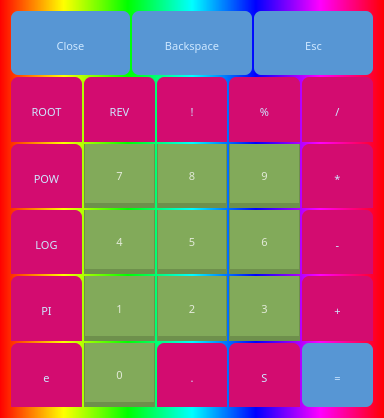
The window that shortcuts.ui (almax07082005/Calculator) describes before a commit, drawn with Qt 5.
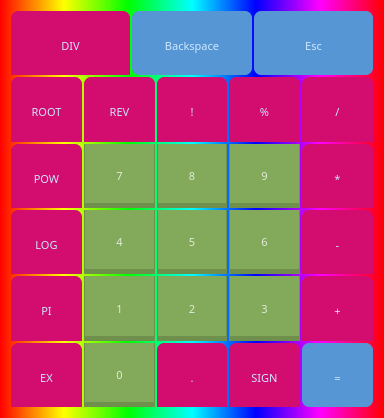
The same window after the commit.

```diff
--- a/shortcuts.ui
+++ b/shortcuts.ui
@@ -76,11 +76,13 @@
          </property>
          <property name="styleSheet">
           <string notr="true">QPushButton {
-	background-color: rgb(87, 150, 212);
+	background-color: rgb(211, 12, 112);
 	border: none;
 	padding-top: 5px;
 	color: rgb(205, 231, 255);
 	border-radius: 7px;
+	border-bottom-left-radius: 0px;
+	border-bottom-right-radius: 0px;
 }
 QPushButton:hover {
 	background-color: rgb(95, 166, 232);
@@ -90,7 +92,7 @@
 }</string>
          </property>
          <property name="text">
-          <string>Close</string>
+          <string>DIV</string>
          </property>
         </widget>
        </item>
@@ -1504,7 +1506,7 @@
 }</string>
          </property>
          <property name="text">
-          <string>e</string>
+          <string>EX</string>
          </property>
         </widget>
        </item>
@@ -1683,7 +1685,7 @@
 }</string>
          </property>
          <property name="text">
-          <string>S</string>
+          <string>SIGN</string>
          </property>
         </widget>
        </item>
```
Left out of the diff: 9 changed lines with no effect on the pictures.
